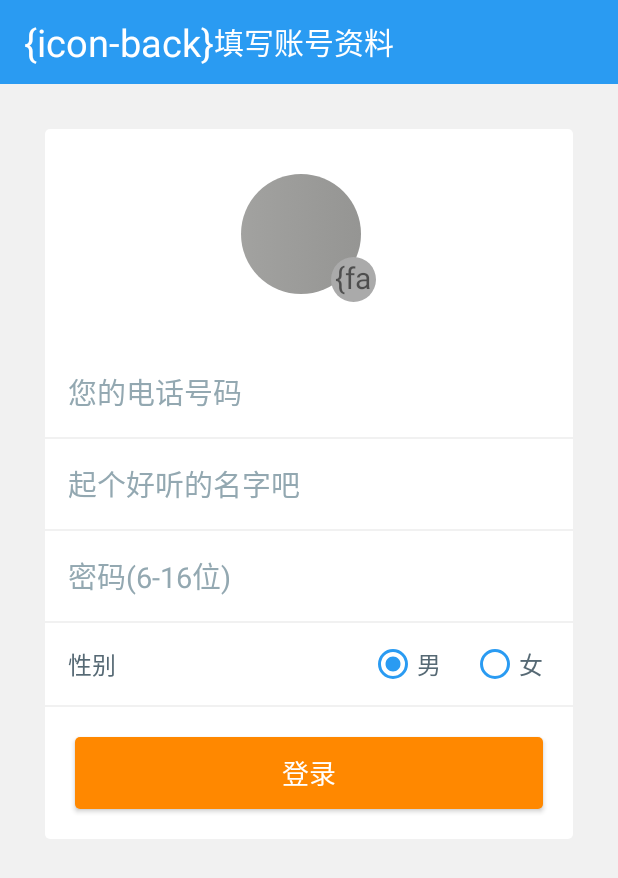
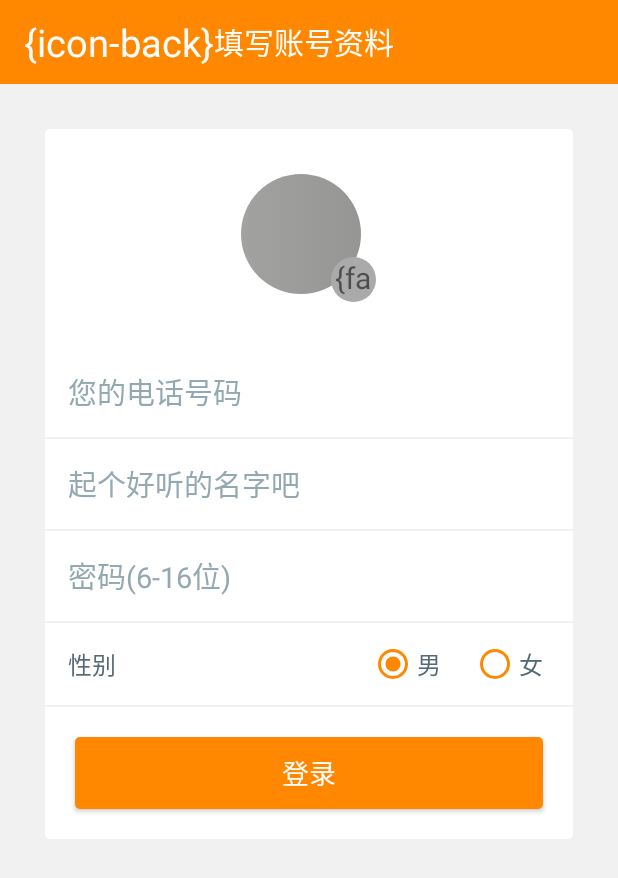
Before and after one commit to Zhenyu-Lii/QianGuanJia, an Android app: the screen it shows after launch (ExampleActivity), after a tap on "创建新账号", on a phone screen of 412 x 824 dp. Shown: the top 878 px of the screen. Run offline under Robolectric (Android 15) with nearby library versions, the phone set to English and light mode, and no system bars; our stand-ins replace ButterKnife, CircleImageView, EventBus, RxJava; libraries missing offline, so code that uses them is left out: cn.sharesdk.framework, cn.sharesdk.tencent, com.alibaba.fastjson, com.example.rxretifoit, com.gyf.immersionbar and 6 more; plain views replace IconTextView; pictures from the network do not load; 11 statements that could not run were skipped.

Commit message:
final_v0

```diff
--- a/example/src/main/res/values/strings.xml
+++ b/example/src/main/res/values/strings.xml
@@ -1,5 +1,5 @@
 <resources>
-    <string name="app_name">宁小记</string>
+    <string name="app_name">钱学家</string>
     <array name="add_consume_kind_names">
         <item>"三餐"</item>
         <item>"零食"</item>
--- a/latte_ec/src/main/java/com/petterp/latte_ec/main/add/topViewVp/RecordItemClickListener.java
+++ b/latte_ec/src/main/java/com/petterp/latte_ec/main/add/topViewVp/RecordItemClickListener.java
@@ -33,7 +33,7 @@
         textView = view.findViewById(R.id.tv_item_vp_consume_title);
         iconTextView.setBackgroundResource(R.drawable.item_vp_add_up);
         iconTextView.setTextColor(Color.WHITE);
-        textView.setTextColor(Color.parseColor("#ff0099cc"));
+        textView.setTextColor(Color.parseColor("#ff8840"));
         mode = position;
         iRvItemKind.setPosition(position);
         iRvItemKind.setKinds(new String[]{entity.getField(MultipleFidls.NAME), entity.getField(IHomeRvFields.KIND)});
--- a/latte_ec/src/main/java/com/petterp/latte_ec/main/add/topViewVp/RecordListAdapter.java
+++ b/latte_ec/src/main/java/com/petterp/latte_ec/main/add/topViewVp/RecordListAdapter.java
@@ -43,7 +43,7 @@
                 if (entity.getField(IHomeRvFields.KIND).equals(name)) {
                     icon.setTextColor(Color.WHITE);
                     icon.setBackgroundResource(R.drawable.item_vp_add_up);
-                    kind.setTextColor(Color.parseColor("#ff0099cc"));
+                    kind.setTextColor(Color.parseColor("#ff8840"));
                     mode = false;
                 }
             }
--- a/latte_ec/src/main/java/com/petterp/latte_ec/main/add/topViewVp/rvItems/AddTopRvItemClickListener.java
+++ b/latte_ec/src/main/java/com/petterp/latte_ec/main/add/topViewVp/rvItems/AddTopRvItemClickListener.java
@@ -50,7 +50,7 @@
         AppCompatTextView textView = view.findViewById(R.id.tv_item_vp_consume_title);
         iconTextView.setBackgroundResource(R.drawable.item_vp_add_up);
         iconTextView.setTextColor(Color.WHITE);
-        textView.setTextColor(Color.parseColor("#ff0099cc"));
+        textView.setTextColor(Color.parseColor("#ff8840"));
         mode = position;
         showDialog();
     }
--- a/latte_ec/src/main/java/com/petterp/latte_ec/main/add/topViewVp/rvItems/AddTopRvItemDelegate.java
+++ b/latte_ec/src/main/java/com/petterp/latte_ec/main/add/topViewVp/rvItems/AddTopRvItemDelegate.java
@@ -85,7 +85,7 @@
             floatingActionButton.setBackgroundTintList(ColorStateList.valueOf(Color.RED));
         } else {
             viewPager.setCurrentItem(1);
-            floatingActionButton.setBackgroundTintList(ColorStateList.valueOf(Color.parseColor("#4A90F2")));
+            floatingActionButton.setBackgroundTintList(ColorStateList.valueOf(Color.parseColor("#06F985")));
         }
         viewPager.addOnPageChangeListener(new ViewPager.OnPageChangeListener() {
             @Override
@@ -100,7 +100,7 @@
                     floatingActionButton.setBackgroundTintList(ColorStateList.valueOf(Color.RED));
                 } else {
                     category = IHomeTitleRvItems.INCOME;
-                    floatingActionButton.setBackgroundTintList(ColorStateList.valueOf(Color.parseColor("#4A90F2")));
+                    floatingActionButton.setBackgroundTintList(ColorStateList.valueOf(Color.parseColor("#06F985")));
                 }
             }
 
--- a/latte_ec/src/main/java/com/petterp/latte_ec/main/intro/IntroItemClcikListener.java
+++ b/latte_ec/src/main/java/com/petterp/latte_ec/main/intro/IntroItemClcikListener.java
@@ -52,7 +52,7 @@
             oks.setPlatform(platform);
         }
         // title标题，印象笔记、邮箱、信息、微信、人人网和QQ空间使用
-        oks.setTitle("宁小记");
+        oks.setTitle("钱学家");
         // titleUrl是标题的网络链接，仅在Linked-in,QQ和QQ空间使用
         oks.setTitleUrl("https://github.com/Petterpx/LittleRecord/blob/master/README.md");
         // text是分享文本，所有平台都需要这个字段
--- a/latte_ec/src/main/res/drawable/item_vp_add_up.xml
+++ b/latte_ec/src/main/res/drawable/item_vp_add_up.xml
@@ -1,5 +1,5 @@
 <?xml version="1.0" encoding="utf-8"?>
 <shape xmlns:android="http://schemas.android.com/apk/res/android">
     <corners android:radius="100dp"/>
-    <solid android:color="#4A90F2"/>
+    <solid android:color="#FF8800"/>
 </shape>
--- a/latte_ec/src/main/res/layout/delegate_add_top_item.xml
+++ b/latte_ec/src/main/res/layout/delegate_add_top_item.xml
@@ -12,7 +12,7 @@
         android:layout_width="match_parent"
         android:layout_height="?attr/actionBarSize"
         android:layout_gravity="top"
-        android:background="#4A90F2">
+        android:background="#FF8800">
 
         <RelativeLayout
             android:layout_width="match_parent"
--- a/latte_ec/src/main/res/layout/delegate_report_webview.xml
+++ b/latte_ec/src/main/res/layout/delegate_report_webview.xml
@@ -27,7 +27,7 @@
         <androidx.appcompat.widget.AppCompatTextView
             android:layout_width="wrap_content"
             android:layout_height="wrap_content"
-            android:text="宁小记-开源代码"
+            android:text="钱学家-开源代码"
             android:textColor="@android:color/white"
             android:textSize="20sp" />
     </androidx.appcompat.widget.Toolbar>
--- a/latte_ec/src/main/res/values/colors.xml
+++ b/latte_ec/src/main/res/values/colors.xml
@@ -6,12 +6,15 @@
     <color name="item_blackground">#F1F1F1</color>
     <color name="app_main">@android:color/holo_orange_dark</color>
     <color name="vp_item_background_to">#DCE7EC</color>
-    <color name="app_title_color">#2A9BF2</color>
+    <color name="app_title_color">#FF8800</color>
     <color name="index_add_text_color">#989A9A</color>
-    <color name="index_add_icon_color">@android:color/holo_blue_dark</color>
+    <color name="index_add_icon_color">#FF0099</color>
     <color name="add_key_color_consume">#F93A30</color>
     <color name="add_key_color_income">#06F985</color>
     <color name="app_back">#F1F1F1</color>
-    <color name="app_text_color_light">#93A8B1</color>
+    <color name="app_text_color_light">#93A8B1</color><!--#93A8B1-->
     <color name="app_text_color_dark">#566974</color>
 </resources>
+    <!--
+     @android:color/holo_blue_dark
+      -->
--- a/latte_ui/src/main/res/values/colors.xml
+++ b/latte_ui/src/main/res/values/colors.xml
@@ -6,12 +6,12 @@
     <color name="item_blackground">#F1F1F1</color>
     <color name="app_main">@android:color/holo_orange_dark</color>
     <color name="vp_item_background_to">#DCE7EC</color>
-    <color name="app_title_color">#2A9BF2</color>
+    <color name="app_title_color">#FF8800</color>
     <color name="index_add_text_color">#757575</color>
-    <color name="index_add_icon_color">@android:color/holo_blue_dark</color>
+    <color name="index_add_icon_color">#FF0099</color>
     <color name="add_key_color_consume">#F93A30</color>
     <color name="add_key_color_income">#06F985</color>
     <color name="app_back">#F1F1F1</color>
-    <color name="app_text_color_light">#93A8B1</color>
+    <color name="app_text_color_light">#93A8B1</color><!--93A8B1-->
     <color name="app_text_color_dark">#566974</color>
 </resources>
```
Also changed, not shown: latte_ec/src/main/res/layout/item_analysis_pie_list.xml (+3 -4 lines).
